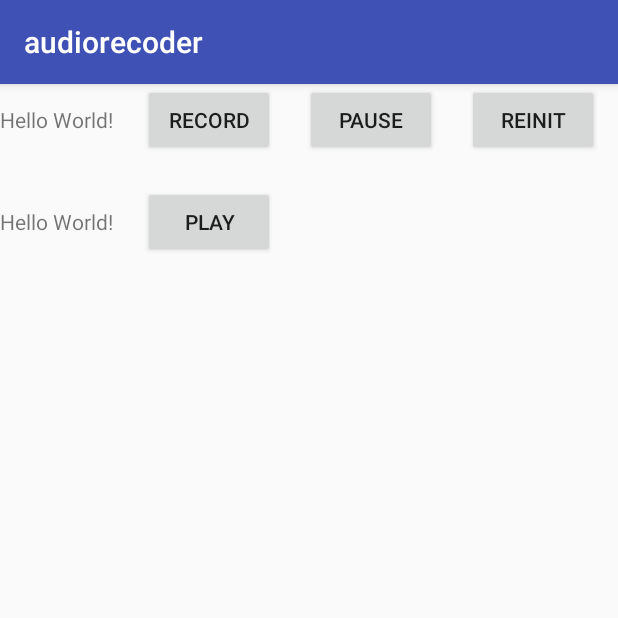
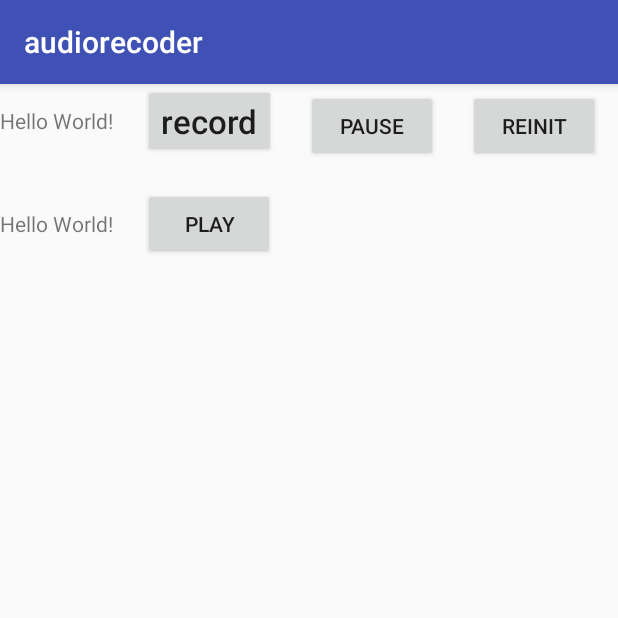
Before and after one commit to liihag/AudioRecord, an Android app: the screen it shows after launch (MainActivity), on a phone screen of 412 x 824 dp, the top half of it. Run offline under Robolectric (Android 15) with nearby library versions, the phone set to English and light mode, and no system bars.

Commit message:
20200714

```diff
--- a/app/build.gradle
+++ b/app/build.gradle
@@ -2,7 +2,7 @@ apply plugin: 'com.android.application'
 
 android {
     compileSdkVersion 25
-    buildToolsVersion "26.0.0"
+    buildToolsVersion "29.0.0"
     defaultConfig {
         applicationId "com.michael.xx.audiorecoder"
         minSdkVersion 21
@@ -24,7 +24,7 @@ dependencies {
     androidTestCompile('com.android.support.test.espresso:espresso-core:2.2.2', {
         exclude group: 'com.android.support', module: 'support-annotations'
     })
-    compile 'com.android.support:appcompat-v7:25.3.1'
+    compile 'com.android.support:appcompat-v7:25.4.0'
     compile 'com.android.support.constraint:constraint-layout:1.0.2'
     testCompile 'junit:junit:4.12'
 }
--- a/app/src/main/java/com/michael/xx/audiorecoder/AmrEncoder.java
+++ b/app/src/main/java/com/michael/xx/audiorecoder/AmrEncoder.java
@@ -3,6 +3,7 @@ package com.michael.xx.audiorecoder;
 import android.media.MediaCodec;
 import android.media.MediaExtractor;
 import android.media.MediaFormat;
+import android.util.Log;
 
 import java.io.File;
 import java.io.FileInputStream;
@@ -20,6 +21,8 @@ public class AmrEncoder extends AudioEncoder {
     @Override
     public void init(int SAMPLE_RATE, int BIT_RATE, int CHANNEL_COUNT) {
         super.init(SAMPLE_RATE, BIT_RATE, CHANNEL_COUNT);
+        Log.i("AmrEncoder","init parm;SAMPLE_RATE:"+SAMPLE_RATE+"BIT_RATE:"+BIT_RATE+"CHANNEL_COUNT:"+CHANNEL_COUNT);
+
         destinationFile = AudioFileUtils.getAmrFileAbsolutePath(System.currentTimeMillis() + "");
     }
 
--- a/app/src/main/java/com/michael/xx/audiorecoder/MainActivity.java
+++ b/app/src/main/java/com/michael/xx/audiorecoder/MainActivity.java
@@ -55,7 +55,7 @@ public class MainActivity extends AppCompatActivity implements View.OnClickListe
             public void volumn(int volumn) {
 
             }
-        }, new AmrEncoder());
+        }, new WavEncoder());
     }
 
     @Override
--- a/app/src/main/java/com/michael/xx/audiorecoder/WavEncoder.java
+++ b/app/src/main/java/com/michael/xx/audiorecoder/WavEncoder.java
@@ -20,6 +20,8 @@ public class WavEncoder extends AudioEncoder {
     @Override
     public void init(int SAMPLE_RATE, int BIT_RATE, int CHANNEL_COUNT) {
         super.init(SAMPLE_RATE, BIT_RATE, CHANNEL_COUNT);
+        Log.i("WavEncoder","init parm;SAMPLE_RATE:"+SAMPLE_RATE+",BIT_RATE:"
+                +BIT_RATE+",CHANNEL_COUNT:"+CHANNEL_COUNT);
         destinationFile = AudioFileUtils.getWavFileAbsolutePath(System.currentTimeMillis() + "");
     }
 
--- a/app/src/main/res/layout/activity_main.xml
+++ b/app/src/main/res/layout/activity_main.xml
@@ -21,11 +21,13 @@
                 android:text="Hello World!"/>
 
         <Button
-                android:id="@+id/btn_recorder"
-                android:layout_marginLeft="20dp"
-                android:text="record"
-                android:layout_width="wrap_content"
-                android:layout_height="wrap_content"/>
+            android:id="@+id/btn_recorder"
+            android:layout_width="wrap_content"
+            android:layout_height="wrap_content"
+            android:layout_marginLeft="20dp"
+            android:fontFamily="sans-serif-medium"
+            android:text="record"
+            android:textAppearance="@style/TextAppearance.AppCompat.Large" />
 
         <Button
                 android:id="@+id/btn_recorder_paused"
--- a/build.gradle
+++ b/build.gradle
@@ -3,9 +3,10 @@
 buildscript {
     repositories {
         jcenter()
+        google()
     }
     dependencies {
-        classpath 'com.android.tools.build:gradle:2.3.3'
+        classpath 'com.android.tools.build:gradle:3.4.1'
 
         // NOTE: Do not place your application dependencies here; they belong
         // in the individual module build.gradle files
@@ -15,6 +16,7 @@ buildscript {
 allprojects {
     repositories {
         jcenter()
+        google()
     }
 }
 
```
Also changed, not shown: app/src/main/java/com/michael/xx/audiorecoder/AudioRecorder.java (+63 -11 lines), 2 other files.
